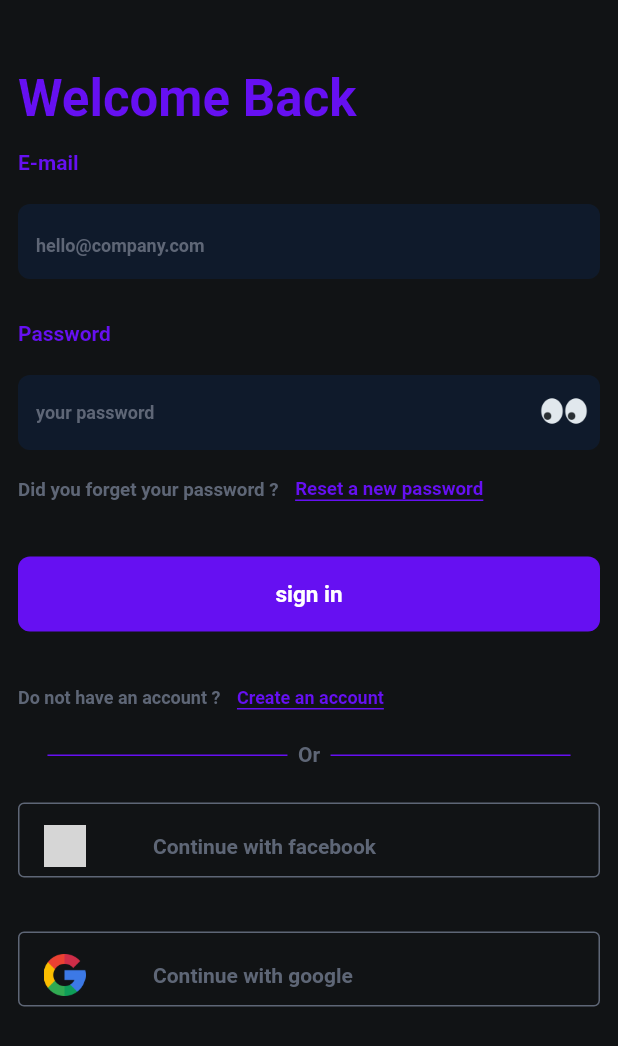
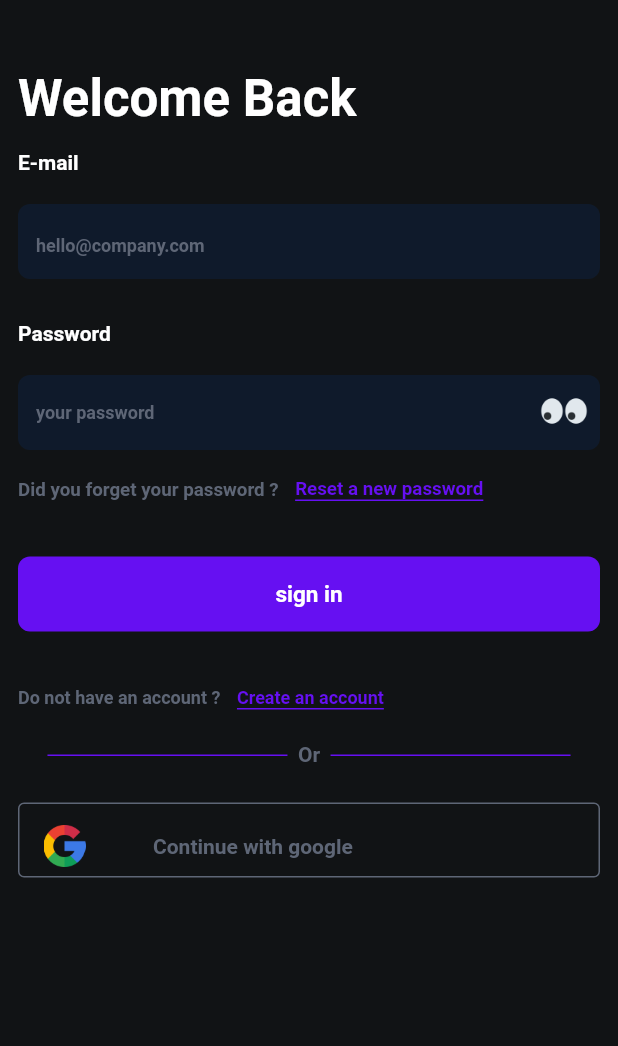
Before and after one commit to Mohamed-Ash/mo_hany_sotre, a Flutter app: the screen it shows after launch, on a phone screen of 412 x 824 dp. Shown: the top 1046 px of the screen. Run offline on Flutter 3.47's test engine with Material 2 defaults, Android fonts, the phone set to English and light mode, and no system bars; our stand-ins replace bloc, cloud_firestore, dropdown_button2, equatable, firebase_auth, firebase_core and 4 more; missing offline and left inert: flex_color_picker, image_preview; accounts and stored records are empty; Roboto replaces fonts that are missing (Montserrat); grey boxes are pictures that could not be loaded.

Commit message:
Update login_widget.dart

```diff
--- a/lib/core/auth/login/login_widget/login_widget.dart
+++ b/lib/core/auth/login/login_widget/login_widget.dart
@@ -32,13 +32,15 @@ class _LoginWidgetState extends State<LoginWidget> {
         padding: const EdgeInsets.fromLTRB(12,45,12,0),
         child: Form(
           key: formKye,
+          child: Center(
             child: Column(
+              // mainAxisAlignment: MainAxisAlignment.end,
               crossAxisAlignment: CrossAxisAlignment.start,
               children: [
                 Text(
                   'Welcome Back',
                   style: getBoldStyle(
-                  color: ColorTheme.primary,
+                    color: ColorTheme.wight,
                     dDecoration: TextDecoration.none,
                     fontSize: 34,
                   ),
@@ -49,7 +51,7 @@ class _LoginWidgetState extends State<LoginWidget> {
                 Text(
                   'E-mail',
                   style: getSemiBoldStyle(
-                  color: ColorTheme.primary,
+                    color: ColorTheme.wight,
                     fontSize: 14
                   ),
                 ),
@@ -90,7 +92,7 @@ class _LoginWidgetState extends State<LoginWidget> {
                 Text(
                   'Password',
                   style: getSemiBoldStyle(
-                  color: ColorTheme.primary,
+                    color: ColorTheme.wight,
                     fontSize: 14
                   ),
                 ),
@@ -130,7 +132,7 @@ class _LoginWidgetState extends State<LoginWidget> {
                         },
                         icon: showPassword  == true
                           ? FormFeilds.containerImage(assetImage: 'assets/icons/eye.png')
-                        : FormFeilds.containerImage(assetImage: 'assets/icons/eye_closed.png')
+                          : FormFeilds.containerImage(assetImage: 'assets/icons/closed_eye.png')
                       ),
                     ),
                   ],
@@ -148,7 +150,9 @@ class _LoginWidgetState extends State<LoginWidget> {
                       width: 11,
                     ),
                     InkWell(
-                    onTap: (){},
+                      onTap: (){
+                        Navigator.pushNamed(context, resetPasswordPage);
+                      },
                       child: Container(
                         decoration: const BoxDecoration(
                           border: Border(
@@ -262,11 +266,6 @@ class _LoginWidgetState extends State<LoginWidget> {
                   ],
                 ),
                 const SizedBox(height: 12,),
-              FormFeilds.continueWith(
-                title: 'Continue with facebook',
-                assetImage: 'assets/images/facebook.png',
-              ),
-              const SizedBox(height: 12,),
                 InkWell(
                   onTap: ()async {
                    await signInWithGoogle(context);
@@ -277,6 +276,7 @@ class _LoginWidgetState extends State<LoginWidget> {
                   ),
                 ),
               ],
+            ),
           ),
         ),
       ),
@@ -302,7 +302,7 @@ class _LoginWidgetState extends State<LoginWidget> {
           message: 'please confirem your email',
           actions: [
             TextButton(
-              onPressed: ()=>Navigator.of(context).pop(),
+              onPressed: ()=> Navigator.of(context).pop(),
               child: Text(
                 'Okay',
                 style: getBoldStyle(color: ColorTheme.wight,
@@ -320,7 +320,7 @@ class _LoginWidgetState extends State<LoginWidget> {
           message: 'No user found for that email.',
           actions: [
             TextButton(
-              onPressed: ()=>Navigator.of(context).pop(),
+              onPressed: ()=> Navigator.of(context).pop(),
               child: Text(
                 'Okay',
                 style: getBoldStyle(color: ColorTheme.wight,
@@ -337,7 +337,7 @@ class _LoginWidgetState extends State<LoginWidget> {
           message: 'Wrong password provided for that user.',
           actions: [
             TextButton(
-              onPressed: ()=>Navigator.of(context).pop(),
+              onPressed: ()=> Navigator.of(context).pop(),
               child: Text(
                 'Okay',
                 style: getBoldStyle(color: ColorTheme.wight,
@@ -364,7 +364,11 @@ class _LoginWidgetState extends State<LoginWidget> {
         accessToken: googleAuth?.accessToken,
         idToken: googleAuth?.idToken,
       );
-      Navigator.pushNamed(context, appPageLayout);
+      if (credential.idToken == null) {
+        Navigator.pushNamedAndRemoveUntil(context, loginPage, (route) => false);
+      } else {
+        Navigator.pushNamedAndRemoveUntil(context, appPageLayout, (route) => false);
+      }
       // Once signed in, return the UserCredential
       return await FirebaseAuth.instance.signInWithCredential(credential);
   }
```
Lines whose indentation alone changed are shown as unchanged.
